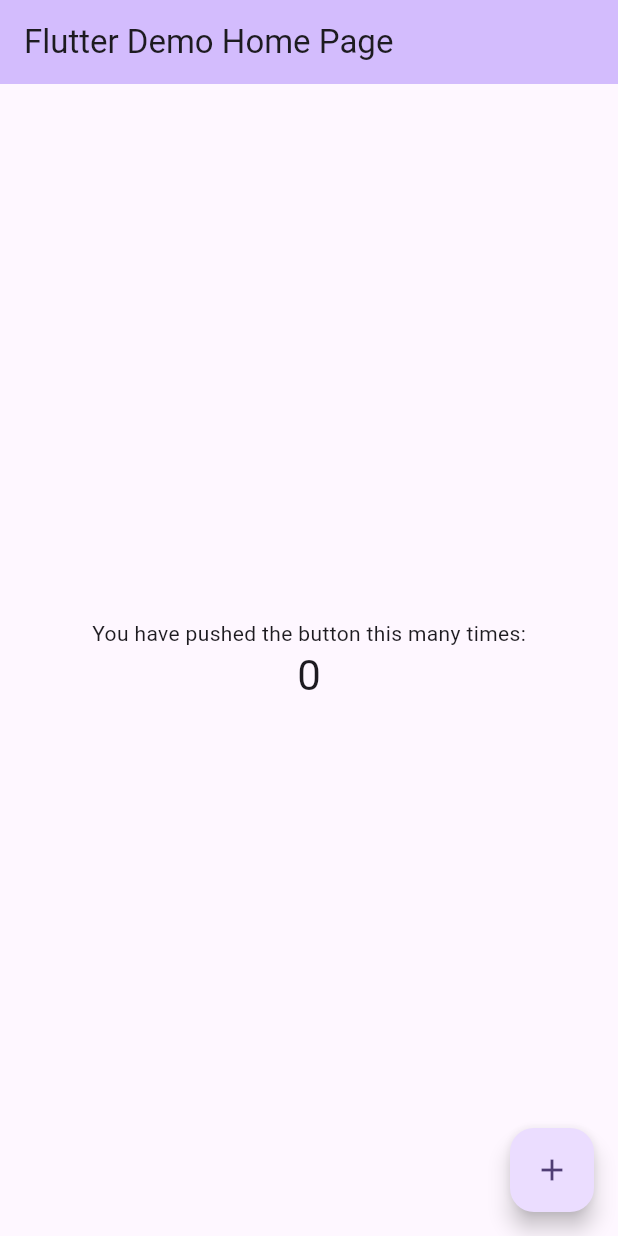
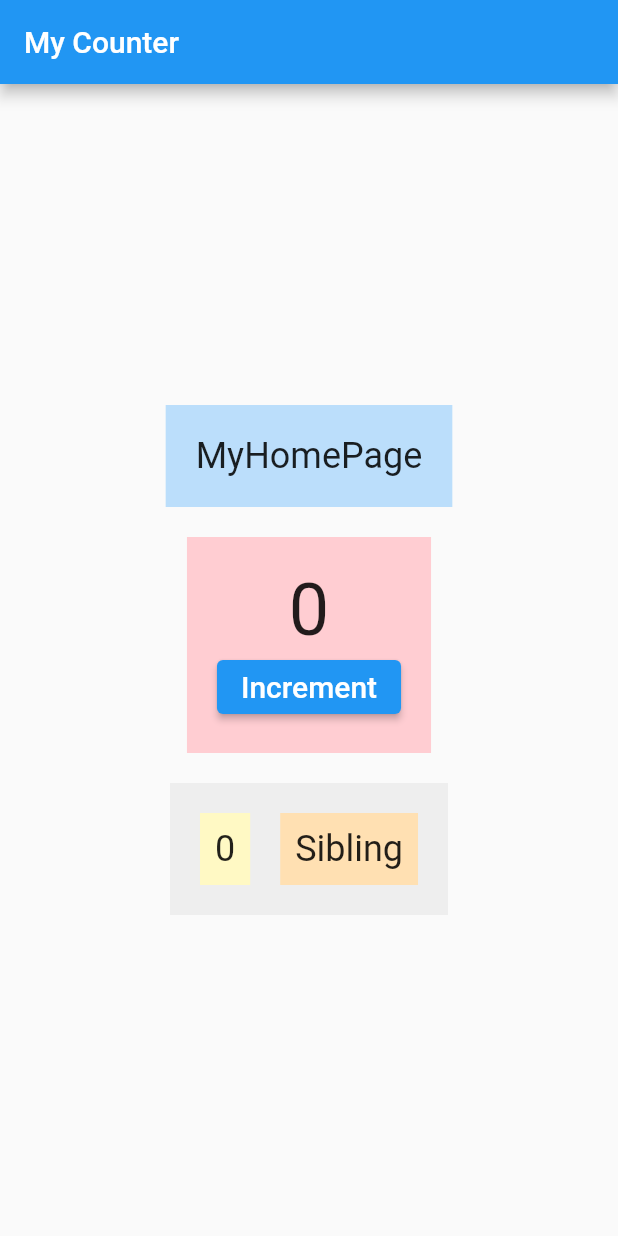
Before and after one commit to kimgeuntae/flutter_provider_essential, a Flutter app: the screen it shows after launch, on a phone screen of 412 x 824 dp. Run offline on Flutter 3.47's test engine with Material 2 defaults, Android fonts, the phone set to English and light mode, and no system bars.

Commit message:
Set: default setting

```diff
--- a/s1_1_state_management_without_provider/lib/main.dart
+++ b/s1_1_state_management_without_provider/lib/main.dart
@@ -5,121 +5,148 @@ void main() {
 }
 
 class MyApp extends StatelessWidget {
-  const MyApp({super.key});
+  const MyApp({Key? key}) : super(key: key);
 
-  // This widget is the root of your application.
   @override
   Widget build(BuildContext context) {
     return MaterialApp(
-      title: 'Flutter Demo',
+      title: 'Counter',
+      debugShowCheckedModeBanner: false,
       theme: ThemeData(
-        // This is the theme of your application.
-        //
-        // TRY THIS: Try running your application with "flutter run". You'll see
-        // the application has a blue toolbar. Then, without quitting the app,
-        // try changing the seedColor in the colorScheme below to Colors.green
-        // and then invoke "hot reload" (save your changes or press the "hot
-        // reload" button in a Flutter-supported IDE, or press "r" if you used
-        // the command line to start the app).
-        //
-        // Notice that the counter didn't reset back to zero; the application
-        // state is not lost during the reload. To reset the state, use hot
-        // restart instead.
-        //
-        // This works for code too, not just values: Most code changes can be
-        // tested with just a hot reload.
-        colorScheme: ColorScheme.fromSeed(seedColor: Colors.deepPurple),
-        useMaterial3: true,
+        primarySwatch: Colors.blue,
       ),
-      home: const MyHomePage(title: 'Flutter Demo Home Page'),
+      home: const MyHomePage(),
     );
   }
 }
 
 class MyHomePage extends StatefulWidget {
-  const MyHomePage({super.key, required this.title});
-
-  // This widget is the home page of your application. It is stateful, meaning
-  // that it has a State object (defined below) that contains fields that affect
-  // how it looks.
-
-  // This class is the configuration for the state. It holds the values (in this
-  // case the title) provided by the parent (in this case the App widget) and
-  // used by the build method of the State. Fields in a Widget subclass are
-  // always marked "final".
-
-  final String title;
+  const MyHomePage({Key? key}) : super(key: key);
 
   @override
   State<MyHomePage> createState() => _MyHomePageState();
 }
 
 class _MyHomePageState extends State<MyHomePage> {
-  int _counter = 0;
+  int counter = 0;
 
-  void _incrementCounter() {
+  void increment() {
     setState(() {
-      // This call to setState tells the Flutter framework that something has
-      // changed in this State, which causes it to rerun the build method below
-      // so that the display can reflect the updated values. If we changed
-      // _counter without calling setState(), then the build method would not be
-      // called again, and so nothing would appear to happen.
-      _counter++;
+      counter++;
     });
   }
 
   @override
   Widget build(BuildContext context) {
-    // This method is rerun every time setState is called, for instance as done
-    // by the _incrementCounter method above.
-    //
-    // The Flutter framework has been optimized to make rerunning build methods
-    // fast, so that you can just rebuild anything that needs updating rather
-    // than having to individually change instances of widgets.
     return Scaffold(
       appBar: AppBar(
-        // TRY THIS: Try changing the color here to a specific color (to
-        // Colors.amber, perhaps?) and trigger a hot reload to see the AppBar
-        // change color while the other colors stay the same.
-        backgroundColor: Theme.of(context).colorScheme.inversePrimary,
-        // Here we take the value from the MyHomePage object that was created by
-        // the App.build method, and use it to set our appbar title.
-        title: Text(widget.title),
+        title: Text('My Counter'),
       ),
       body: Center(
-        // Center is a layout widget. It takes a single child and positions it
-        // in the middle of the parent.
         child: Column(
-          // Column is also a layout widget. It takes a list of children and
-          // arranges them vertically. By default, it sizes itself to fit its
-          // children horizontally, and tries to be as tall as its parent.
-          //
-          // Column has various properties to control how it sizes itself and
-          // how it positions its children. Here we use mainAxisAlignment to
-          // center the children vertically; the main axis here is the vertical
-          // axis because Columns are vertical (the cross axis would be
-          // horizontal).
-          //
-          // TRY THIS: Invoke "debug painting" (choose the "Toggle Debug Paint"
-          // action in the IDE, or press "p" in the console), to see the
-          // wireframe for each widget.
           mainAxisAlignment: MainAxisAlignment.center,
           children: <Widget>[
-            const Text(
-              'You have pushed the button this many times:',
+            Container(
+              color: Colors.blue[100],
+              padding: const EdgeInsets.all(20.0),
+              child: Text(
+                'MyHomePage',
+                style: TextStyle(fontSize: 24.0),
+              ),
             ),
-            Text(
-              '$_counter',
-              style: Theme.of(context).textTheme.headlineMedium,
-            ),
+            SizedBox(height: 20.0),
+            CounterA(),
+            SizedBox(height: 20.0),
+            Middle(),
           ],
         ),
       ),
-      floatingActionButton: FloatingActionButton(
-        onPressed: _incrementCounter,
-        tooltip: 'Increment',
-        child: const Icon(Icons.add),
-      ), // This trailing comma makes auto-formatting nicer for build methods.
     );
   }
 }
+
+class CounterA extends StatelessWidget {
+  const CounterA({
+    Key? key,
+  }) : super(key: key);
+
+  @override
+  Widget build(BuildContext context) {
+    return Container(
+      color: Colors.red[100],
+      padding: const EdgeInsets.all(20.0),
+      child: Column(
+        children: [
+          Text(
+            '0',
+            style: TextStyle(fontSize: 48.0),
+          ),
+          ElevatedButton(
+            onPressed: () {},
+            child: Text(
+              'Increment',
+              style: TextStyle(fontSize: 20.0),
+            ),
+          ),
+        ],
+      ),
+    );
+  }
+}
+
+class Middle extends StatelessWidget {
+  const Middle({
+    Key? key,
+  }) : super(key: key);
+
+  @override
+  Widget build(BuildContext context) {
+    return Container(
+      color: Colors.grey[200],
+      padding: const EdgeInsets.all(20.0),
+      child: Row(
+        mainAxisAlignment: MainAxisAlignment.center,
+        mainAxisSize: MainAxisSize.min,
+        children: [
+          CounterB(),
+          SizedBox(width: 20.0),
+          Sibling(),
+        ],
+      ),
+    );
+  }
+}
+
+class CounterB extends StatelessWidget {
+  const CounterB({
+    Key? key,
+  }) : super(key: key);
+
+  @override
+  Widget build(BuildContext context) {
+    return Container(
+      color: Colors.yellow[100],
+      padding: const EdgeInsets.all(10.0),
+      child: Text(
+        '0',
+        style: TextStyle(fontSize: 24.0),
+      ),
+    );
+  }
+}
+
+class Sibling extends StatelessWidget {
+  const Sibling({Key? key}) : super(key: key);
+
+  @override
+  Widget build(BuildContext context) {
+    return Container(
+      color: Colors.orange[100],
+      padding: const EdgeInsets.all(10.0),
+      child: Text(
+        'Sibling',
+        style: TextStyle(fontSize: 24.0),
+      ),
+    );
+  }
+}
```
